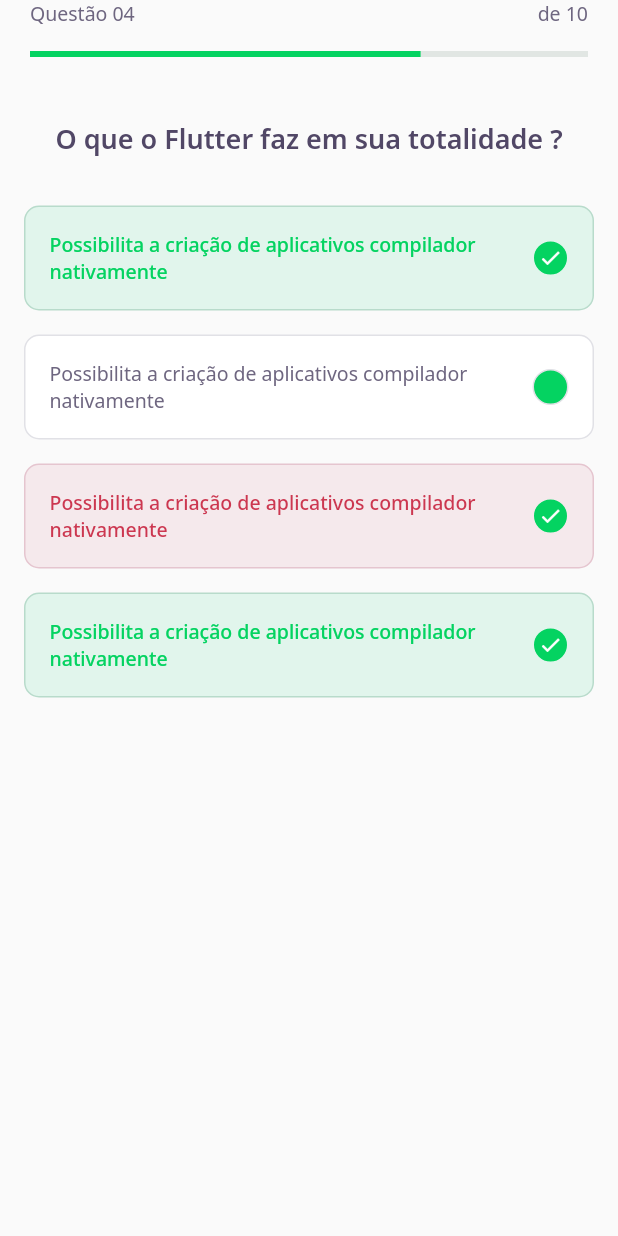
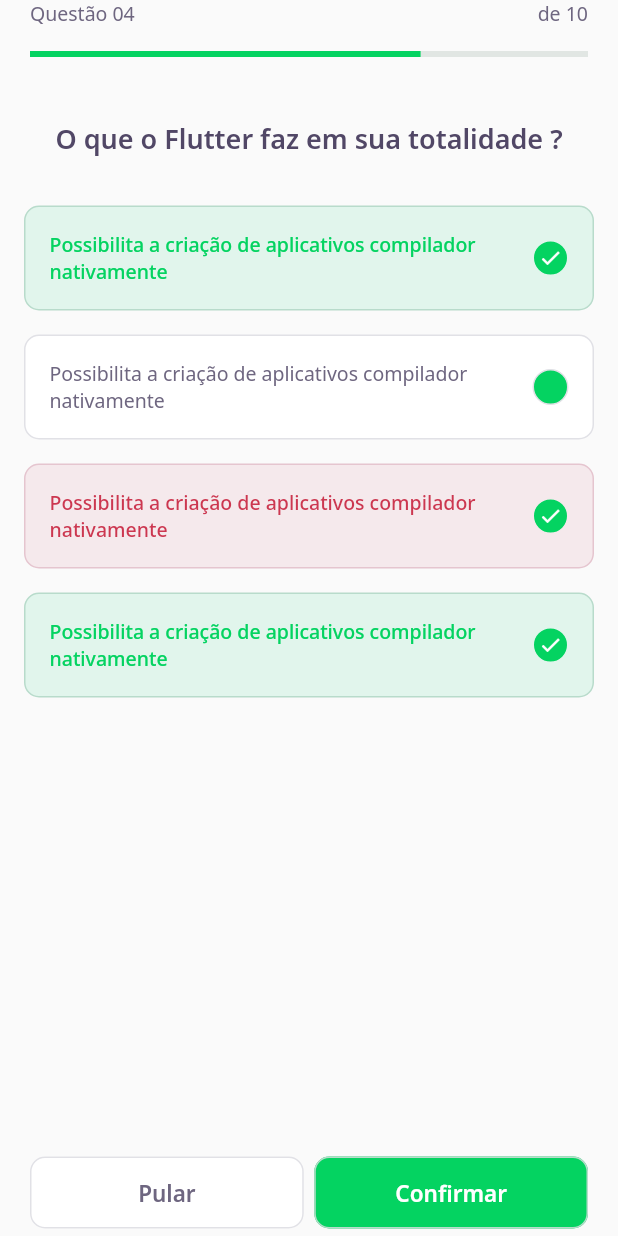
Before and after one commit to adrianocirino/devQuiz, a Flutter app: the ChallengePage screen opened directly, on a phone screen of 412 x 824 dp. Run offline on Flutter 3.47's test engine with Material 2 defaults, Android fonts, the phone set to English and light mode, and no system bars; our stand-ins replace google_fonts; accounts and stored records are empty.

Commit message:
Criado nextButtonWidget

```diff
--- a/lib/challenge/challenge_page.dart
+++ b/lib/challenge/challenge_page.dart
@@ -1,9 +1,10 @@
+import 'package:dev_quiz/challenge/widgets/next_button/next_button_widget.dart';
 import 'package:dev_quiz/challenge/widgets/question_indicator/question_indicator_widget.dart';
 import 'package:dev_quiz/challenge/widgets/quiz/quiz_widget.dart';
 import 'package:flutter/material.dart';
 
 class ChallengePage extends StatefulWidget {
-  const ChallengePage({ Key? key }) : super(key: key);
+  const ChallengePage({Key? key}) : super(key: key);
 
   @override
   _ChallengePageState createState() => _ChallengePageState();
@@ -14,13 +15,25 @@ class _ChallengePageState extends State<ChallengePage> {
   Widget build(BuildContext context) {
     return Scaffold(
       appBar: PreferredSize(
-        preferredSize: Size.fromHeight(80),
-        child: SafeArea(
-          top: true,
-          child: QuestionIndicatorWidget()
-        )
+          preferredSize: Size.fromHeight(80),
+          child: SafeArea(top: true, child: QuestionIndicatorWidget())),
+      body: QuizWidget(
+        title: "O que o Flutter faz em sua totalidade ?",
       ),
-      body: QuizWidget(title: "O que o Flutter faz em sua totalidade ?",),
+      bottomNavigationBar: SafeArea(
+        bottom: true,
+        child: Padding(
+          padding: const EdgeInsets.symmetric(horizontal: 20, vertical: 5),
+          child: Row(
+            mainAxisAlignment: MainAxisAlignment.spaceAround,
+            children: [
+              Expanded(child: NextButtonWidget.white(label: "Pular", onTap: () {},)),
+              SizedBox(width: 7),
+              Expanded(child: NextButtonWidget.green(label: "Confirmar", onTap: () {})),
+            ],
+          ),
+        ),
+      ),
     );
   }
 }
--- /dev/null
+++ b/lib/challenge/widgets/next_button/next_button_widget.dart
@@ -0,0 +1,59 @@
+import 'package:flutter/material.dart';
+import 'package:google_fonts/google_fonts.dart';
+
+import 'package:dev_quiz/core/app_colors.dart';
+
+class NextButtonWidget extends StatelessWidget {
+  final String label;
+  final Color backgroundColor;
+  final Color fontColor;
+  final Color borderColor;
+  final VoidCallback onTap;
+
+  const NextButtonWidget({
+    Key? key,
+    required this.label,
+    required this.backgroundColor,
+    required this.fontColor,
+    required this.borderColor,
+    required this.onTap,
+  }) : super(key: key);
+
+  NextButtonWidget.green({required String label, required VoidCallback onTap})
+      : this.backgroundColor = AppColors.darkGreen,
+        this.fontColor = AppColors.white,
+        this.borderColor = AppColors.green,
+        this.onTap = onTap,
+        this.label = label;
+
+  NextButtonWidget.white({required String label, required VoidCallback onTap})
+      : this.backgroundColor = AppColors.white,
+        this.fontColor = AppColors.grey,
+        this.borderColor = AppColors.border,
+        this.onTap = onTap,
+        this.label = label;
+
+  @override
+  Widget build(BuildContext context) {
+    return Container(
+      height: 48,
+      child: TextButton(
+        style: ButtonStyle(
+          backgroundColor: MaterialStateProperty.all(backgroundColor),
+          shape: MaterialStateProperty.all(
+            RoundedRectangleBorder(borderRadius: BorderRadius.circular(10)),
+          ),
+          side: MaterialStateProperty.all(
+            BorderSide(color: borderColor)
+          )
+        ),
+        onPressed: onTap,
+        child: Text(
+          label,
+          style: GoogleFonts.notoSans(
+              fontWeight: FontWeight.w600, fontSize: 15, color: fontColor),
+        ),
+      ),
+    );
+  }
+}
--- a/lib/core/app_widget.dart
+++ b/lib/core/app_widget.dart
@@ -1,5 +1,5 @@
-// import 'package:dev_quiz/challenge/challenge_page.dart';
-import 'package:dev_quiz/home/home_page.dart';
+import 'package:dev_quiz/challenge/challenge_page.dart';
+// import 'package:dev_quiz/home/home_page.dart';
 // import 'package:dev_quiz/home/home_page.dart';
 import 'package:flutter/material.dart';
 
@@ -10,7 +10,7 @@ class AppWidget extends StatelessWidget {
   Widget build(BuildContext context) {
     return MaterialApp(
       title: "DevQuiz",
-      home: HomePage(),
+      home: ChallengePage(),
     );
   }
 }
```
